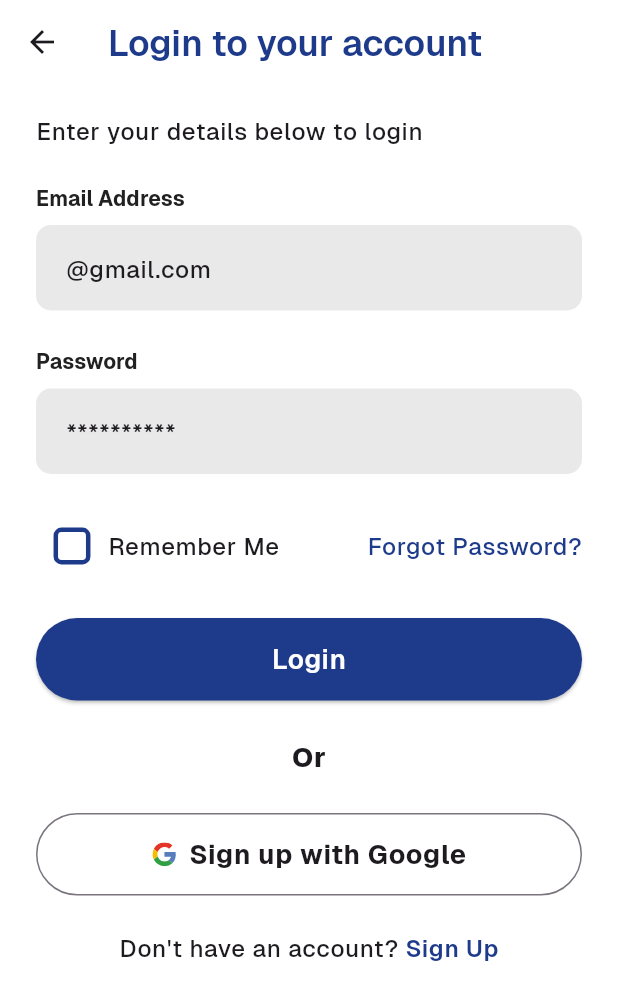
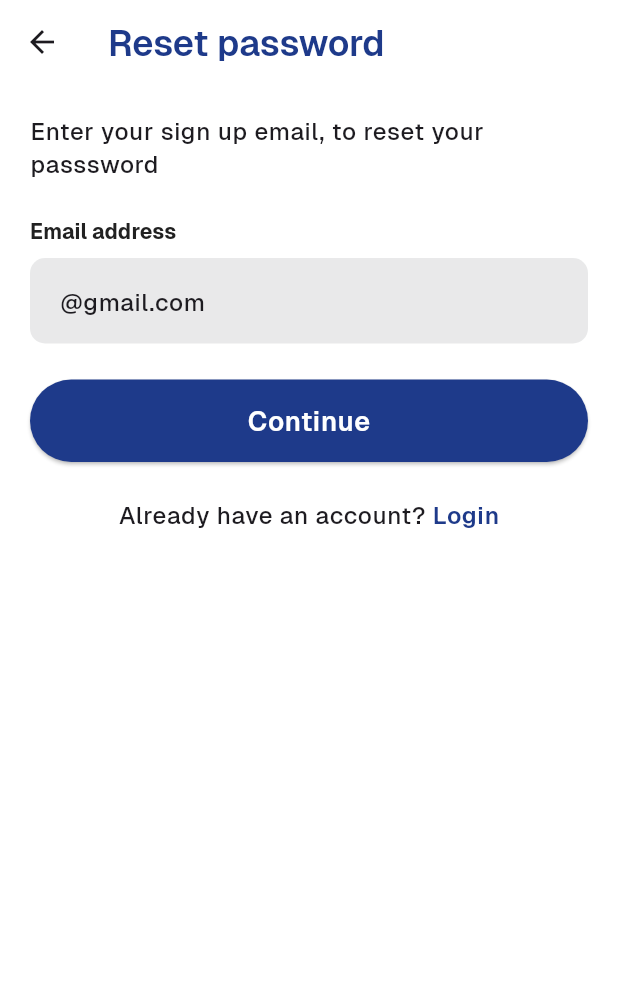
Before and after one commit to umeh-promise/trust_services_app, a Flutter app: the LoginScreen screen opened directly, after a tap on "Forgot Password?", on a phone screen of 412 x 824 dp. Shown: the top 1000 px of the screen. Run offline on Flutter 3.47's test engine with Material 3 defaults, Android fonts, the phone set to English and light mode, and no system bars; our stand-ins replace equatable, flutter_bloc, flutter_carousel_widget, flutter_svg, fpdart, get_it and 1 more; accounts and stored records are empty.

Commit message:
feat: add reset password flow

```diff
--- a/lib/core/widgets/text_input.dart
+++ b/lib/core/widgets/text_input.dart
@@ -17,12 +17,14 @@ class TextInput extends StatelessWidget {
   final String hintText;
   final bool obscureText;
   final int? maxLines;
+  final FormFieldValidator? validator;
   final TextInputTypes type;
 
   const TextInput({
     super.key,
     this.label,
     this.maxLines = 1,
+    this.validator,
     required this.hintText,
     required this.controller,
     this.obscureText = false,
@@ -72,12 +74,13 @@ class TextInput extends StatelessWidget {
             hintStyle: Theme.of(context).textTheme.labelSmall,
           ),
           validator: label != null
-              ? (value) {
-                  if (value == null || value.trim().isEmpty) {
-                    return '$label cannot be empty';
-                  }
-                  return null;
-                }
+              ? validator ??
+                    (value) {
+                      if (value == null || value.trim().isEmpty) {
+                        return '$label cannot be empty';
+                      }
+                      return null;
+                    }
               : null,
         ),
       ],
--- a/lib/features/auth/domain/repositories/auth_repository.dart
+++ b/lib/features/auth/domain/repositories/auth_repository.dart
@@ -1,7 +1,7 @@
 import 'package:fpdart/fpdart.dart';
 import 'package:trust_services_app/core/errors/failure.dart';
-import 'package:trust_services_app/core/usecase/usecase.dart';
 import 'package:trust_services_app/features/auth/domain/entities/user.dart';
+import 'package:trust_services_app/features/auth/domain/usecases/forgot_password_usecase.dart';
 import 'package:trust_services_app/features/auth/domain/usecases/login_user_usecase.dart';
 import 'package:trust_services_app/features/auth/domain/usecases/user_onboarding_usecase.dart';
 import 'package:trust_services_app/features/auth/domain/usecases/user_signup_usecase.dart';
@@ -18,4 +18,6 @@ abstract interface class AuthRepository {
   Future<Either<Failure, User>> currentUser();
 
   Future<Either<Failure, void>> logout();
+
+  Future<Either<Failure, void>> forgotPassword(ForgotPasswordParams params);
 }
--- /dev/null
+++ b/lib/features/auth/domain/usecases/forgot_password_usecase.dart
@@ -0,0 +1,21 @@
+import 'package:fpdart/fpdart.dart';
+import 'package:trust_services_app/core/errors/failure.dart';
+import 'package:trust_services_app/core/usecase/usecase.dart';
+import 'package:trust_services_app/features/auth/domain/repositories/auth_repository.dart';
+
+class ForgotPasswordUsecase extends Usecase<void, ForgotPasswordParams> {
+  final AuthRepository authRepository;
+
+  ForgotPasswordUsecase(this.authRepository);
+
+  @override
+  Future<Either<Failure, void>> call(ForgotPasswordParams params) async {
+    return await authRepository.forgotPassword(params);
+  }
+}
+
+class ForgotPasswordParams {
+  final String email;
+
+  ForgotPasswordParams({required this.email});
+}
--- a/lib/features/auth/presentation/cubit/auth_cubit.dart
+++ b/lib/features/auth/presentation/cubit/auth_cubit.dart
@@ -3,6 +3,7 @@ import 'package:flutter_bloc/flutter_bloc.dart';
 import 'package:trust_services_app/core/usecase/usecase.dart';
 import 'package:trust_services_app/features/auth/domain/entities/user.dart';
 import 'package:trust_services_app/features/auth/domain/usecases/current_user_usecase.dart';
+import 'package:trust_services_app/features/auth/domain/usecases/forgot_password_usecase.dart';
 import 'package:trust_services_app/features/auth/domain/usecases/login_user_usecase.dart';
 import 'package:trust_services_app/features/auth/domain/usecases/logout_usecase.dart';
 import 'package:trust_services_app/features/auth/domain/usecases/user_signup_usecase.dart';
@@ -14,16 +15,19 @@ class AuthCubit extends Cubit<AuthState> {
   final CurrentUserUsecase _currentUserUsecase;
   final LoginUserUsecase _loginUserUsecase;
   final LogoutUsecase _logoutUsecase;
+  final ForgotPasswordUsecase _forgotPasswordUsecase;
 
   AuthCubit({
     required UserSignupUsecase signupUsecase,
     required CurrentUserUsecase currentUserUsecase,
     required LoginUserUsecase loginUserUsecase,
     required LogoutUsecase logoutUsecase,
+    required ForgotPasswordUsecase forgotPasswordUsecase,
   }) : _signupUsecase = signupUsecase,
        _currentUserUsecase = currentUserUsecase,
        _loginUserUsecase = loginUserUsecase,
        _logoutUsecase = logoutUsecase,
+       _forgotPasswordUsecase = forgotPasswordUsecase,
        super(AuthInitial());
 
   void authLoggedInUser() async {
@@ -65,4 +69,29 @@ class AuthCubit extends Cubit<AuthState> {
       (r) => emit(AuthLogoutSuccess()),
     );
   }
+
+  void forgotPassword(ForgotPasswordParams params) async {
+    emit(AuthLoading());
+    final response = await _forgotPasswordUsecase(params);
+    response.fold(
+      (l) => emit(AuthFailure(l.message)),
+      (r) => emit(AuthLogoutSuccess()),
+    );
+  }
+
+  Future<void> resetPasswordWithOtp(
+    String email,
+    String otp,
+    String newPassword,
+  ) async {
+    emit(AuthLoading());
+    // final response = await _resetPasswordWithOtpUsecase(
+    //   ResetPasswordParams(email: email, otp: otp, newPassword: newPassword),
+    // );
+
+    // response.fold(
+    //   (l) => emit(AuthFailure(l.message)),
+    //   (r) => emit(AuthPasswordResetSuccess()),
+    // );
+  }
 }
--- a/lib/features/auth/presentation/cubit/auth_state.dart
+++ b/lib/features/auth/presentation/cubit/auth_state.dart
@@ -26,3 +26,7 @@ final class AuthUserLoggedIn extends AuthState {
 }
 
 final class AuthLogoutSuccess extends AuthState {}
+
+final class AuthPasswordResetSuccess extends AuthState {}
+
+final class AuthPasswordResetOtpSent extends AuthState {}
--- /dev/null
+++ b/lib/features/auth/presentation/pages/forgot_password.dart
@@ -0,0 +1,108 @@
+import 'package:flutter/material.dart';
+import 'package:flutter_bloc/flutter_bloc.dart';
+import 'package:trust_services_app/core/theme/colors.dart';
+import 'package:trust_services_app/core/utils/toast.dart';
+import 'package:trust_services_app/core/widgets/app_sub_heading.dart';
+import 'package:trust_services_app/core/widgets/button.dart';
+import 'package:trust_services_app/core/widgets/scaffold_title.dart';
+import 'package:trust_services_app/core/widgets/text_input.dart';
+import 'package:trust_services_app/features/auth/domain/usecases/forgot_password_usecase.dart';
+import 'package:trust_services_app/features/auth/presentation/cubit/auth_cubit.dart';
+import 'package:trust_services_app/features/auth/presentation/pages/login.dart';
+import 'package:trust_services_app/features/auth/presentation/pages/otp.dart';
+
+class ForgotPasswordScreen extends StatefulWidget {
+  static route() => MaterialPageRoute(builder: (ctx) => ForgotPasswordScreen());
+
+  const ForgotPasswordScreen({super.key});
+
+  @override
+  State<ForgotPasswordScreen> createState() => _ForgotPasswordScreenState();
+}
+
+class _ForgotPasswordScreenState extends State<ForgotPasswordScreen> {
+  final _formKey = GlobalKey<FormState>();
+  final _emailController = TextEditingController();
+
+  void _onSubmit() {
+    if (_formKey.currentState!.validate()) {
+      context.read<AuthCubit>().forgotPassword(
+        ForgotPasswordParams(email: _emailController.text.trim()),
+      );
+    }
+  }
+
+  @override
+  void dispose() {
+    _emailController.dispose();
+    super.dispose();
+  }
+
+  @override
+  Widget build(BuildContext context) {
+    return BlocConsumer<AuthCubit, AuthState>(
+      listener: (context, state) {
+        if (state is AuthFailure) {
+          Toast.error(context, state.message);
+        }
+
+        if (state is AuthLogoutSuccess) {
+          Navigator.of(context).push(OTPScreen.route(_emailController.text));
+        }
+      },
+      builder: (context, state) {
+        final isLoading = state is AuthLoading;
+        return Scaffold(
+          appBar: AppBar(title: ScaffoldTitle('Reset password')),
+          body: Padding(
+            padding: const EdgeInsets.all(20),
+            child: Form(
+              key: _formKey,
+              child: Column(
+                spacing: 24,
+                children: [
+                  AppSubHeading(
+                    'Enter your sign up email, to reset your passsword',
+                  ),
+                  TextInput(
+                    label: 'Email address',
+                    hintText: '@gmail.com',
+                    controller: _emailController,
+                    type: TextInputTypes.email,
+                  ),
+                  Button(
+                    'Continue',
+                    isProcessing: isLoading,
+                    onPressed: _onSubmit,
+                  ),
+                  InkWell(
+                    onTap: () =>
+                        Navigator.of(context).push(LoginScreen.route()),
+                    child: RichText(
+                      text: TextSpan(
+                        text: 'Already have an account? ',
+                        style: Theme.of(context).textTheme.labelSmall!.copyWith(
+                          fontWeight: FontWeight.w500,
+                        ),
+                        children: [
+                          TextSpan(
+                            text: 'Login',
+                            style: Theme.of(context).textTheme.labelSmall!
+                                .copyWith(
+                                  fontWeight: FontWeight.w600,
+                                  color: AppPallete.primaryColor,
+                                ),
+                          ),
+                        ],
+                      ),
+                    ),
+                  ),
+                ],
+              ),
+            ),
+          ),
+        );
+      },
+    );
+  }
+}
--- a/lib/features/auth/presentation/pages/login.dart
+++ b/lib/features/auth/presentation/pages/login.dart
@@ -9,6 +9,7 @@ import 'package:trust_services_app/core/widgets/scaffold_title.dart';
 import 'package:trust_services_app/core/widgets/text_input.dart';
 import 'package:trust_services_app/features/auth/domain/usecases/login_user_usecase.dart';
 import 'package:trust_services_app/features/auth/presentation/cubit/auth_cubit.dart';
+import 'package:trust_services_app/features/auth/presentation/pages/forgot_password.dart';
 import 'package:trust_services_app/features/auth/presentation/widgets/google_button.dart';
 import 'package:trust_services_app/features/dashboard/presentation/pages/home.dart';
 
@@ -58,6 +59,7 @@ class _LoginScreenState extends State<LoginScreen> {
                       label: 'Email Address',
                       hintText: '@gmail.com',
                       controller: _emailController,
+                      type: TextInputTypes.email,
                     ),
                     TextInput(
                       label: 'Password',
@@ -80,7 +82,9 @@ class _LoginScreenState extends State<LoginScreen> {
                           ),
                         ),
                         InkWell(
-                          onTap: () {},
+                          onTap: () => Navigator.of(
+                            context,
+                          ).push(ForgotPasswordScreen.route()),
                           child: Text(
                             'Forgot Password?',
                             style: Theme.of(context).textTheme.labelSmall!
--- a/lib/init.dart
+++ b/lib/init.dart
@@ -5,6 +5,7 @@ import 'package:trust_services_app/features/auth/data/datasources/auth_remote_da
 import 'package:trust_services_app/features/auth/data/repositories/auth_repository_impl.dart';
 import 'package:trust_services_app/features/auth/domain/repositories/auth_repository.dart';
 import 'package:trust_services_app/features/auth/domain/usecases/current_user_usecase.dart';
+import 'package:trust_services_app/features/auth/domain/usecases/forgot_password_usecase.dart';
 import 'package:trust_services_app/features/auth/domain/usecases/login_user_usecase.dart';
 import 'package:trust_services_app/features/auth/domain/usecases/logout_usecase.dart';
 import 'package:trust_services_app/features/auth/domain/usecases/user_onboarding_usecase.dart';
@@ -38,12 +39,14 @@ void _initAuth() {
     ..registerFactory(() => CurrentUserUsecase(serviceLocator()))
     ..registerFactory(() => LoginUserUsecase(serviceLocator()))
     ..registerFactory(() => LogoutUsecase(serviceLocator()))
+    ..registerFactory(() => ForgotPasswordUsecase(serviceLocator()))
     ..registerLazySingleton(
       () => AuthCubit(
         signupUsecase: serviceLocator(),
         currentUserUsecase: serviceLocator(),
         loginUserUsecase: serviceLocator(),
         logoutUsecase: serviceLocator(),
+        forgotPasswordUsecase: serviceLocator(),
       )..authLoggedInUser(),
     );
 }
```
Also changed, not shown: lib/core/widgets/loader.dart (added, +10 -0 lines), lib/features/auth/data/datasources/auth_remote_data_source.dart (+15 -0 lines), lib/features/auth/data/repositories/auth_repository_impl.dart (+12 -0 lines), lib/features/auth/presentation/pages/otp.dart (added, +109 -0 lines), lib/features/auth/presentation/pages/reset_password.dart (added, +109 -0 lines), lib/features/auth/presentation/widgets/otp_input.dart (added, +113 -0 lines), lib/main.dart (+3 -10 lines).
